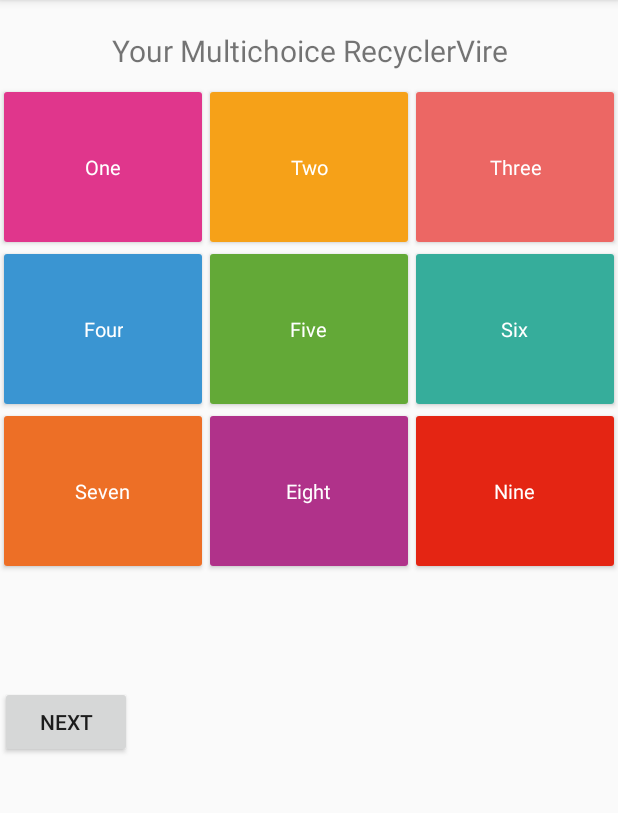
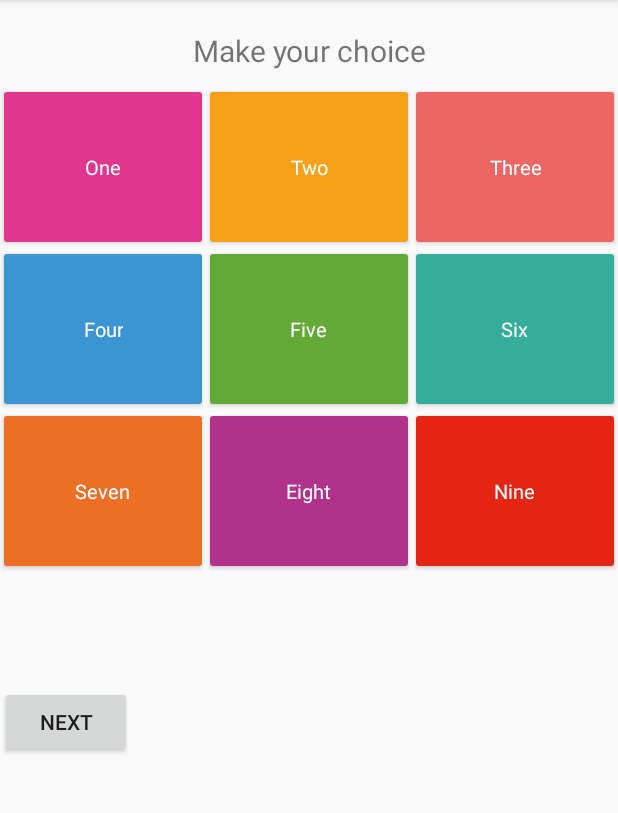
Before and after one commit to dvdciri/MultiChoiceRecyclerView, an Android app: the screen it shows after launch (MultiChoiceActivity), on a phone screen of 412 x 824 dp, the part 84-897 px from its top. Run offline under Robolectric (Android 15) with nearby library versions, the phone set to English and light mode, and no system bars.

Commit message:
no message

```diff
--- a/MultiChoiceRecyclerView/app/src/main/res/layout/activity_multi_choice.xml
+++ b/MultiChoiceRecyclerView/app/src/main/res/layout/activity_multi_choice.xml
@@ -8,7 +8,7 @@
     <TextView
         android:layout_width="match_parent"
         android:id="@+id/title"
-        android:text="Your Multichoice RecyclerVire"
+        android:text="Make your choice"
         android:textSize="20dp"
         android:padding="10dp"
         android:gravity="center"
```
